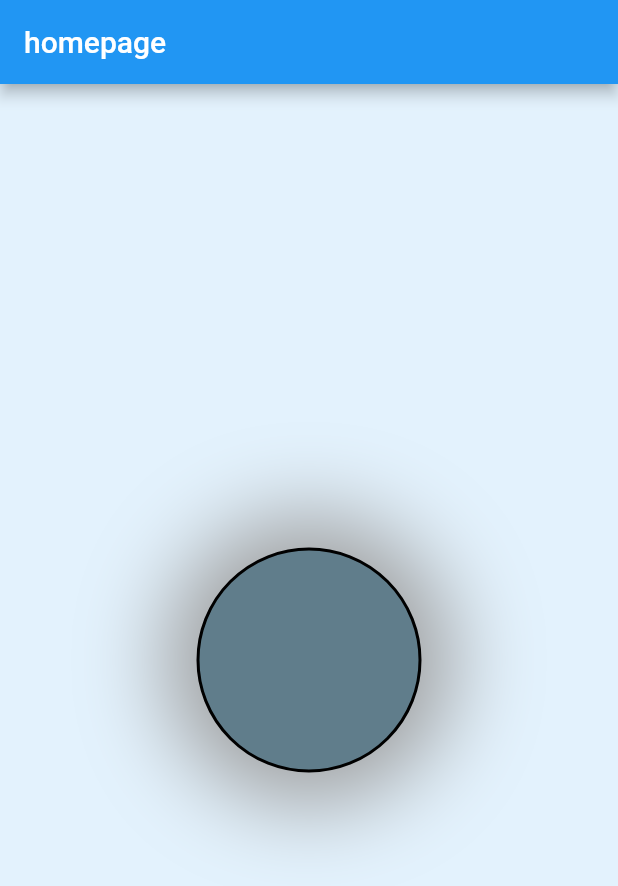
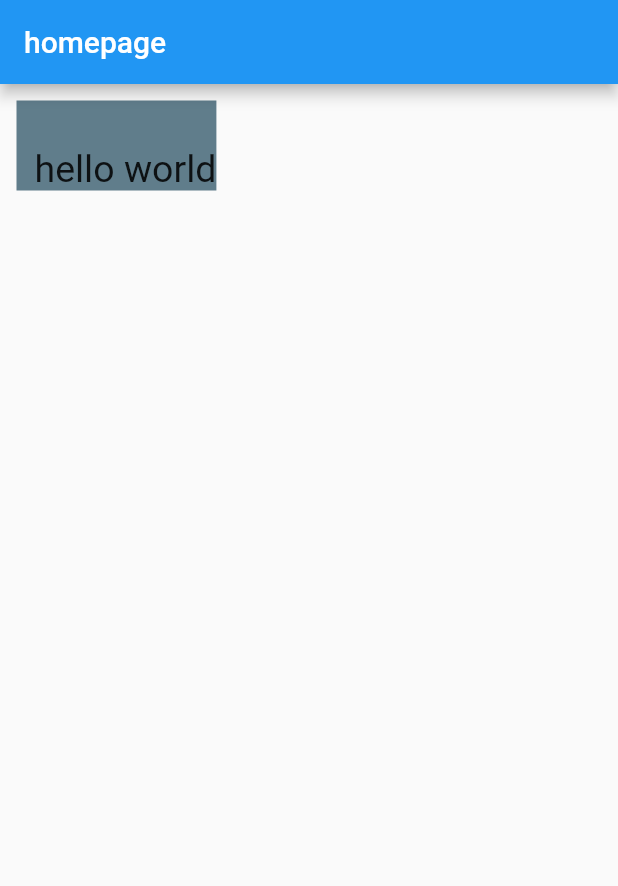
Before and after one commit to Shyamprasad07/LearnNewWidgetsFlutter, a Flutter app: the screen it shows after launch, on a phone screen of 412 x 824 dp. Shown: the top 886 px of the screen. Run offline on Flutter 3.47's test engine with Material 2 defaults, Android fonts, the phone set to English and light mode, and no system bars.

Commit message:
Add Padding/Margin on Text Widget in Flutter

```diff
--- a/lib/main.dart
+++ b/lib/main.dart
@@ -28,23 +28,14 @@ class MyHomePage extends StatelessWidget {
           title: const Text("homepage"),
         ),
         body: Container(
-          width: double.infinity,
-          height: double.infinity,
-          color: Colors.blue.shade50,
-          child: Center(
-            child: Container(
-              width: 150,
-              height: 150,
-              decoration: BoxDecoration(
-                  color: Colors.blueGrey,
-                  border: Border.all(width: 2, color: Colors.black),
-                  boxShadow: [
-                    BoxShadow(
-                        blurRadius: 51, color: Colors.grey, spreadRadius: 21)
-                  ],
-                  shape: BoxShape.circle),
-            ),
-          ),
-        ));
+            color: Colors.blueGrey,
+            margin: EdgeInsets.all(11),
+            child: Padding(
+              padding: const EdgeInsets.only(top: 31, left: 12),
+              child: Text(
+                "hello world",
+                style: TextStyle(fontSize: 25),
+              ),
+            )));
   }
 }
```
